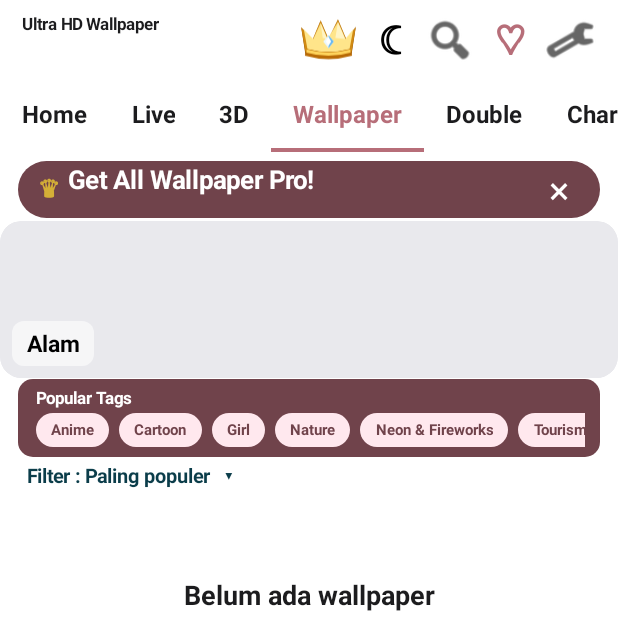
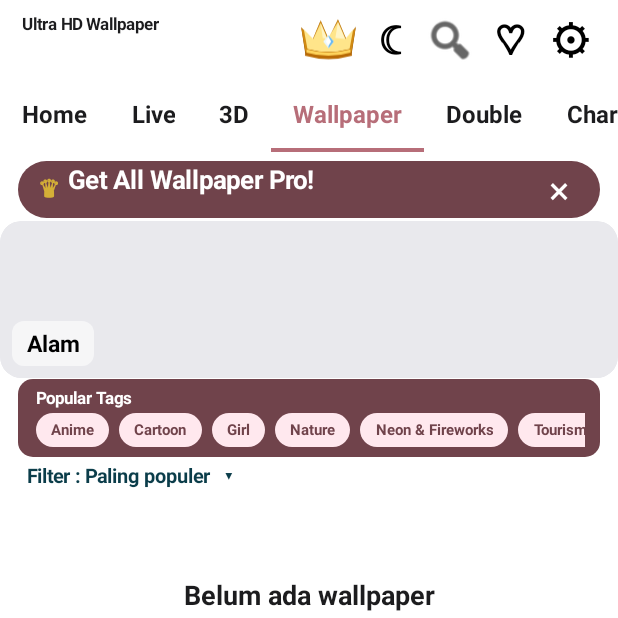
Before and after one commit to Civamel/UHD-Wallpaper, an Android app: the screen it shows after launch (MainActivity), on a phone screen of 412 x 824 dp, the top half of it. Run offline under Robolectric (Android 15) with nearby library versions, the phone set to English and light mode, and no system bars; our stand-ins replace Firebase (no records; nobody signed in at launch, a user with empty details on screens opened directly); 5 statements that could not run were skipped.

Commit message:
Make header icons monochrome and use gear glyph

```diff
--- a/app/src/main/java/com/civamel/ultrahdwallpaper/MainActivity.kt
+++ b/app/src/main/java/com/civamel/ultrahdwallpaper/MainActivity.kt
@@ -2293,7 +2293,7 @@ class MainActivity : Activity() {
     private fun toggleTheme(){ darkMode = !darkMode; preferences.edit().putBoolean("dark_mode", darkMode).apply(); buildHome(); Toast.makeText(this@MainActivity,if(darkMode) "Tema gelap aktif" else "Tema terang aktif",Toast.LENGTH_SHORT).show() }
     // Classic, restrained system icon set with a consistent Rose Gold accent.
     private fun modernIcon(glyph: String, size: Int): FrameLayout {
-        val roseGold = if (darkMode) Color.WHITE else if (glyph == "☾" || glyph == "⌕" || glyph == "⚙") Color.BLACK else 0xffb76e79.toInt()
+        val iconColor = if (darkMode) Color.WHITE else Color.BLACK
         val icon = FrameLayout(this@MainActivity).apply {
             setBackgroundColor(Color.TRANSPARENT)
             clipToOutline = false
@@ -2301,7 +2301,7 @@ class MainActivity : Activity() {
         }
         val resource = when (glyph) {
             "⌕" -> android.R.drawable.ic_menu_search
-            "⚙" -> android.R.drawable.ic_menu_preferences
+            "⚙" -> 0
             "▦", "▧" -> android.R.drawable.ic_menu_gallery
             "⇩" -> android.R.drawable.ic_menu_save
             "↗" -> android.R.drawable.ic_menu_share
@@ -2314,14 +2314,14 @@ class MainActivity : Activity() {
         if (resource != 0) {
             val standardIcon = ImageView(this@MainActivity).apply {
                 setImageResource(resource)
-                setColorFilter(roseGold)
+                setColorFilter(iconColor)
                 scaleType = ImageView.ScaleType.FIT_CENTER
                 contentDescription = glyph
                 setPadding(dp(3), dp(3), dp(3), dp(3))
             }
             icon.addView(standardIcon, FrameLayout.LayoutParams(-1, -1))
         } else {
-            icon.addView(text(glyph, (size * 0.68f).toInt().coerceAtLeast(18), roseGold, true).apply {
+            icon.addView(text(glyph, (size * 0.68f).toInt().coerceAtLeast(18), iconColor, true).apply {
                 gravity = Gravity.CENTER
             }, FrameLayout.LayoutParams(-1, -1))
         }
```
